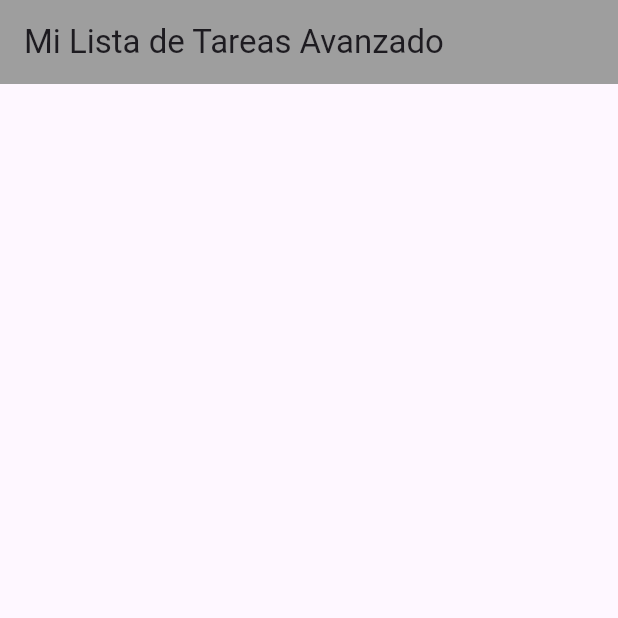
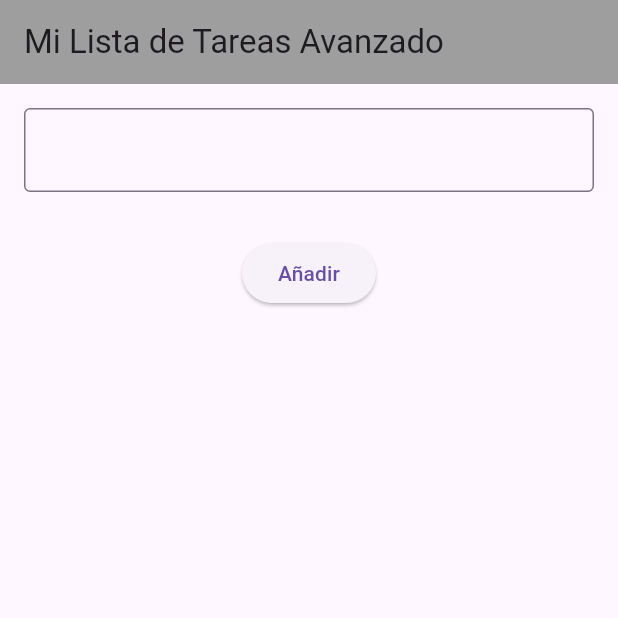
Before and after one commit to JorgeGonSan/flutter-lista_tareas_avanzada, a Flutter app: the screen it shows after launch, on a phone screen of 412 x 824 dp, the top half of it. Run offline on Flutter 3.47's test engine with Material 3 defaults, Android fonts, the phone set to English and light mode, and no system bars.

Commit message:
UI básica de Lista de Tareas Avanzada con TextField, botón añadir y lista dinámica

```diff
--- a/lib/main.dart
+++ b/lib/main.dart
@@ -12,6 +12,9 @@ class MyListaAvanzada extends StatefulWidget {
 }
 
 class _MyListaAvanzadaState extends State<MyListaAvanzada> {
+  TextEditingController myController = TextEditingController();
+  List<String> tareas = [];
+
   @override
   Widget build(BuildContext context) {
     return MaterialApp(
@@ -20,7 +23,40 @@ class _MyListaAvanzadaState extends State<MyListaAvanzada> {
           title: Text("Mi Lista de Tareas Avanzado"),
           backgroundColor: Colors.grey,
         ),
-        body: Center(),
+        body: Center(
+          child: Padding(
+            padding: const EdgeInsets.all(16),
+            child: Column(
+              children: [
+                TextField(
+                  controller: myController,
+                  decoration: InputDecoration(border: OutlineInputBorder()),
+                ),
+                SizedBox(height: 30),
+                ElevatedButton(
+                  onPressed: () {
+                    if (myController.text.isNotEmpty) {
+                      setState(() {
+                        tareas.add(myController.text);
+                        myController.clear();
+                      });
+                    }
+                  },
+                  child: Text("Añadir"),
+                ),
+
+                Expanded(
+                  child: ListView.builder(
+                    itemCount: tareas.length,
+                    itemBuilder: (context, index) {
+                      return ListTile(title: Text(tareas[index]));
+                    },
+                  ),
+                ),
+              ],
+            ),
+          ),
+        ),
       ),
     );
   }
```
